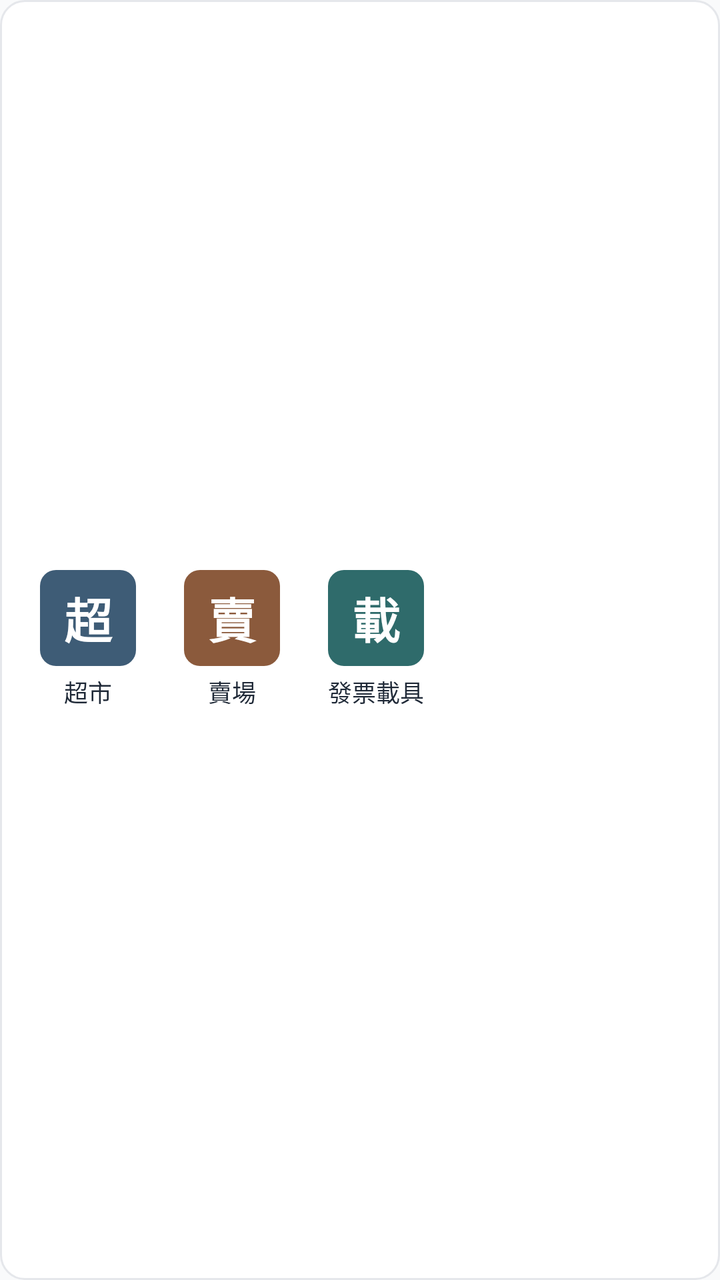
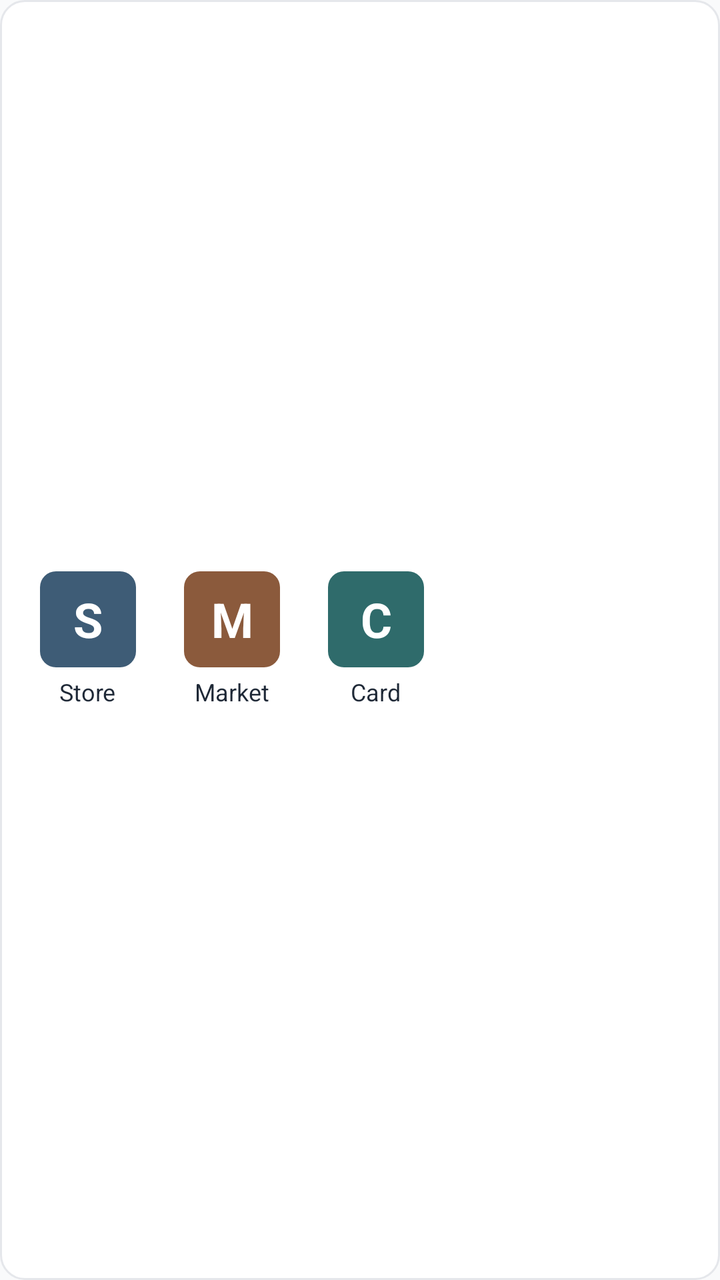

Two renders of the same Android screen: before a commit and after it. Below are the layout's source before the change and the commit's diff.
<!-- AndroidManifest.xml: application theme AppTheme -->
<!-- res/layout/widget_grid_preview.xml -->
<?xml version="1.0" encoding="utf-8"?>
<LinearLayout xmlns:android="http://schemas.android.com/apk/res/android"
    android:layout_width="match_parent"
    android:layout_height="match_parent"
    android:background="@drawable/widget_bg"
    android:gravity="center_vertical"
    android:orientation="horizontal"
    android:padding="@dimen/space_sm">

    <LinearLayout
        android:layout_width="@dimen/grid_cell"
        android:layout_height="wrap_content"
        android:gravity="center_horizontal"
        android:orientation="vertical">

        <TextView
            android:layout_width="@dimen/icon"
            android:layout_height="@dimen/icon"
            android:background="@drawable/preview_icon"
            android:backgroundTint="@color/icon_1"
            android:gravity="center"
            android:text="超"
            android:textColor="@color/on_accent"
            android:textSize="@dimen/text_h3"
            android:textStyle="bold" />

        <TextView
            android:layout_width="wrap_content"
            android:layout_height="wrap_content"
            android:layout_marginTop="@dimen/space_xs"
            android:text="超市"
            android:textColor="@color/primary"
            android:textSize="@dimen/text_caption" />
    </LinearLayout>

    <LinearLayout
        android:layout_width="@dimen/grid_cell"
        android:layout_height="wrap_content"
        android:gravity="center_horizontal"
        android:orientation="vertical">

        <TextView
            android:layout_width="@dimen/icon"
            android:layout_height="@dimen/icon"
            android:background="@drawable/preview_icon"
            android:backgroundTint="@color/icon_3"
            android:gravity="center"
            android:text="賣"
            android:textColor="@color/on_accent"
            android:textSize="@dimen/text_h3"
            android:textStyle="bold" />

        <TextView
            android:layout_width="wrap_content"
            android:layout_height="wrap_content"
            android:layout_marginTop="@dimen/space_xs"
            android:text="賣場"
            android:textColor="@color/primary"
            android:textSize="@dimen/text_caption" />
    </LinearLayout>

    <LinearLayout
        android:layout_width="@dimen/grid_cell"
        android:layout_height="wrap_content"
        android:gravity="center_horizontal"
        android:orientation="vertical">

        <TextView
            android:layout_width="@dimen/icon"
            android:layout_height="@dimen/icon"
            android:background="@drawable/preview_icon"
            android:backgroundTint="@color/icon_5"
            android:gravity="center"
            android:text="載"
            android:textColor="@color/on_accent"
            android:textSize="@dimen/text_h3"
            android:textStyle="bold" />

        <TextView
            android:layout_width="wrap_content"
            android:layout_height="wrap_content"
            android:layout_marginTop="@dimen/space_xs"
            android:text="發票載具"
            android:textColor="@color/primary"
            android:textSize="@dimen/text_caption" />
    </LinearLayout>
</LinearLayout>
<!-- resources referenced by this layout -->
<resources>
  <color name="icon_1">#3E5C76</color>
  <color name="icon_3">#8B5A3C</color>
  <color name="icon_5">#2F6B6B</color>
  <color name="on_accent">#FFFFFF</color>
  <color name="primary">#1F2937</color>
  <dimen name="grid_cell">72dp</dimen>
  <dimen name="icon">48dp</dimen>
  <dimen name="space_sm">8dp</dimen>
  <dimen name="space_xs">4dp</dimen>
  <dimen name="text_caption">12sp</dimen>
  <dimen name="text_h3">24sp</dimen>
  <!-- drawable preview_icon (drawable) -->
  <?xml version="1.0" encoding="utf-8"?>
  <shape xmlns:android="http://schemas.android.com/apk/res/android" android:shape="rectangle">
      <solid android:color="@color/surface" />
      <corners android:radius="@dimen/radius_md" />
  </shape>
  <!-- drawable widget_bg (drawable) -->
  <?xml version="1.0" encoding="utf-8"?>
  <shape xmlns:android="http://schemas.android.com/apk/res/android" android:shape="rectangle">
      <solid android:color="@color/surface" />
      <stroke
          android:width="@dimen/hairline"
          android:color="@color/border" />
      <corners android:radius="@dimen/radius_lg" />
  </shape>
  <style name="AppTheme" parent="android:Theme.Material.Light.NoActionBar">
          <item name="android:windowBackground">@color/neutral</item>
          <item name="android:colorBackground">@color/neutral</item>
          <item name="android:colorAccent">@color/accent</item>
          <item name="android:colorPrimary">@color/accent</item>
          <item name="android:colorControlActivated">@color/accent</item>
          <item name="android:textColorPrimary">@color/primary</item>
          <item name="android:textColorSecondary">@color/secondary</item>
          <item name="android:textColorHint">@color/secondary</item>
          <item name="android:statusBarColor">@color/neutral</item>
          <item name="android:navigationBarColor">@color/neutral</item>
          <item name="android:windowLightStatusBar">true</item>
          <item name="android:windowLightNavigationBar">true</item>
          <item name="android:alertDialogTheme">@style/DialogTheme</item>
      </style>
  <color name="surface">#FFFFFF</color>
  <dimen name="radius_md">8dp</dimen>
  <dimen name="hairline">1dp</dimen>
  <color name="border">#E5E7EB</color>
  <dimen name="radius_lg">12dp</dimen>
  <color name="neutral">#F9FAFB</color>
  <color name="accent">#2563EB</color>
  <color name="secondary">#4B5563</color>
  <style name="DialogTheme" parent="android:Theme.Material.Light.Dialog.Alert">
          <item name="android:colorAccent">@color/accent</item>
      </style>
</resources>

<!-- the commit's change to res/layout/widget_grid_preview.xml (unified diff, before → after) -->
@@ -19,7 +19,7 @@
             android:background="@drawable/preview_icon"
             android:backgroundTint="@color/icon_1"
             android:gravity="center"
-            android:text="超"
+            android:text="@string/pv_a"
             android:textColor="@color/on_accent"
             android:textSize="@dimen/text_h3"
             android:textStyle="bold" />
@@ -28,7 +28,7 @@
             android:layout_width="wrap_content"
             android:layout_height="wrap_content"
             android:layout_marginTop="@dimen/space_xs"
-            android:text="超市"
+            android:text="@string/pv_a_name"
             android:textColor="@color/primary"
             android:textSize="@dimen/text_caption" />
     </LinearLayout>
@@ -45,7 +45,7 @@
             android:background="@drawable/preview_icon"
             android:backgroundTint="@color/icon_3"
             android:gravity="center"
-            android:text="賣"
+            android:text="@string/pv_b"
             android:textColor="@color/on_accent"
             android:textSize="@dimen/text_h3"
             android:textStyle="bold" />
@@ -54,7 +54,7 @@
             android:layout_width="wrap_content"
             android:layout_height="wrap_content"
             android:layout_marginTop="@dimen/space_xs"
-            android:text="賣場"
+            android:text="@string/pv_b_name"
             android:textColor="@color/primary"
             android:textSize="@dimen/text_caption" />
     </LinearLayout>
@@ -71,7 +71,7 @@
             android:background="@drawable/preview_icon"
             android:backgroundTint="@color/icon_5"
             android:gravity="center"
-            android:text="載"
+            android:text="@string/pv_c"
             android:textColor="@color/on_accent"
             android:textSize="@dimen/text_h3"
             android:textStyle="bold" />
@@ -80,7 +80,7 @@
             android:layout_width="wrap_content"
             android:layout_height="wrap_content"
             android:layout_marginTop="@dimen/space_xs"
-            android:text="發票載具"
+            android:text="@string/pv_c_name"
             android:textColor="@color/primary"
             android:textSize="@dimen/text_caption" />
     </LinearLayout>
<!-- resource entries referenced after the edit -->
@@ -26,6 +26,12 @@
           android:color="@color/border" />
       <corners android:radius="@dimen/radius_lg" />
   </shape>
+  <string name="pv_a">S</string>
+  <string name="pv_a_name">Store</string>
+  <string name="pv_b">M</string>
+  <string name="pv_b_name">Market</string>
+  <string name="pv_c">C</string>
+  <string name="pv_c_name">Card</string>
   <style name="AppTheme" parent="android:Theme.Material.Light.NoActionBar">
           <item name="android:windowBackground">@color/neutral</item>
           <item name="android:colorBackground">@color/neutral</item>
